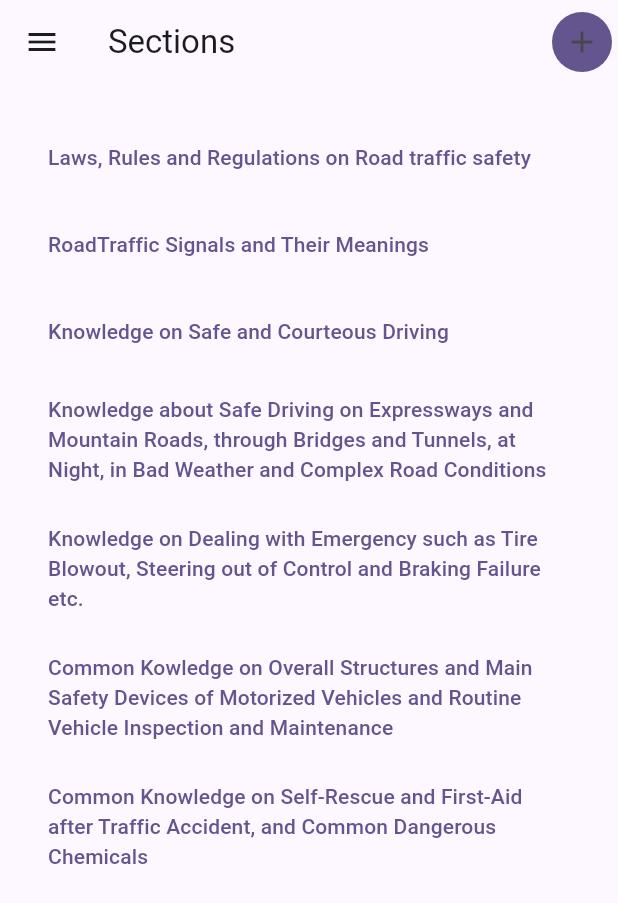
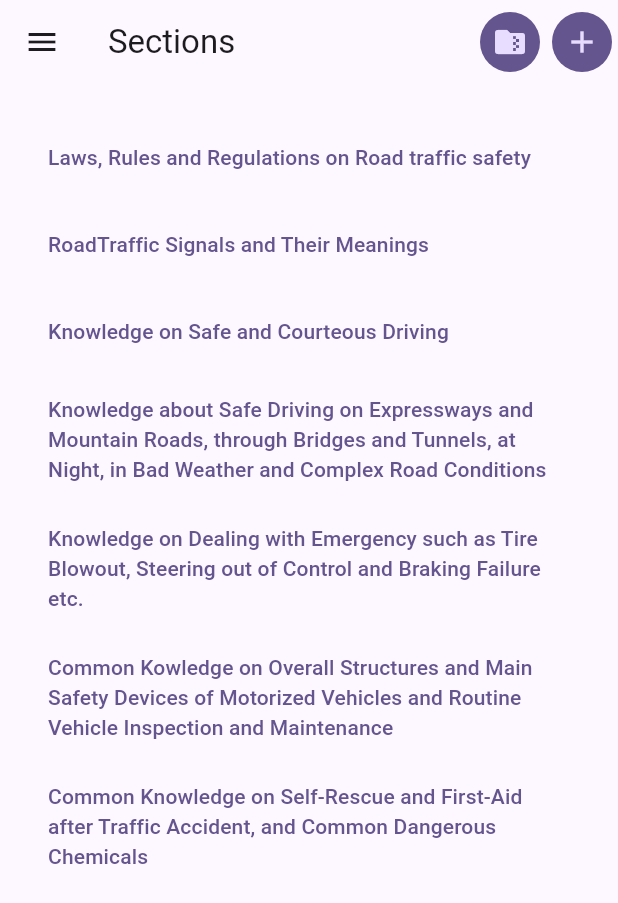
Before and after one commit to namdegnah5352/china_theory_test, a Flutter app: the screen it shows after launch, on a phone screen of 412 x 824 dp. Shown: the top 903 px of the screen. Run offline on Flutter 3.47's test engine with Material 2 defaults, Android fonts, the phone set to English and light mode, and no system bars; our stand-ins replace audioplayers, photo_view, shared_preferences.

Commit message:
started final question and improved 3.10 color changes

```diff
--- a/lib/config/navigation/global_nav.dart
+++ b/lib/config/navigation/global_nav.dart
@@ -27,6 +27,11 @@ class GlobalNav {
     sharedPreferences = await SharedPreferences.getInstance();
     setUpShared(sharedPreferences!);
   }
+
+  List<Question> getFinalTestQuestions() {
+    List<Question> ans = [];
+    return ans;
+  }
 }
 
 void setUpShared(SharedPreferences sharedPreferences) {
--- a/lib/domain/entities/section.dart
+++ b/lib/domain/entities/section.dart
@@ -30,4 +30,10 @@ class Section {
     data['percent'] = percent;
     return data;
   }
+
+  List<Question> getFinalQuestions() {
+    List<Question> ans = [];
+
+    return ans;
+  }
 }
--- a/lib/screens/sections_screen.dart
+++ b/lib/screens/sections_screen.dart
@@ -3,8 +3,6 @@ import '../config/navigation/global_nav.dart';
 import '../domain/entities/section.dart';
 import '../calls/app_calls.dart';
 import 'app_drawer.dart';
-import '../calls/app_calls.dart';
-import '../domain/entities/sub_section.dart';
 
 GlobalNav globalNav = GlobalNav.instance;
 
@@ -26,10 +24,17 @@ class _SectionsScreenState extends State<SectionsScreen> {
         actions: [
           IconButton.filled(
             onPressed: () async {
+              // this gets the final questions
+              await loadTestStart(globalNav.getFinalTestQuestions());
+            },
+            icon: Icon(Icons.folder_zip, color: Theme.of(context).colorScheme.primaryContainer),
+          ),
+          IconButton.filled(
+            onPressed: () async {
               await loadTestStart(globalNav.questions!);
             },
-            icon: const Icon(Icons.add),
-          )
+            icon: Icon(Icons.add, color: Theme.of(context).colorScheme.primaryContainer),
+          ),
         ],
       ),
       drawer: const AppDrawer(),
--- a/lib/screens/sub_section_screen.dart
+++ b/lib/screens/sub_section_screen.dart
@@ -23,7 +23,7 @@ class _SubSectionScreenState extends State<SubSectionScreen> {
             onPressed: () async {
               await loadTestStart(widget.section.questions);
             },
-            icon: const Icon(Icons.add),
+            icon: Icon(Icons.add, color: Theme.of(context).colorScheme.primaryContainer),
           ),
           ChangeStatusDialog(widget.section.questions),
         ],
--- a/lib/widgets/change_status_dialog.dart
+++ b/lib/widgets/change_status_dialog.dart
@@ -95,7 +95,7 @@ class _ChangeStatusDialogState extends State<ChangeStatusDialog> {
   Widget build(BuildContext context) {
     return IconButton.filled(
       onPressed: () => openDialog(context),
-      icon: const Icon(Icons.sledding),
+      icon: Icon(Icons.sledding, color: Theme.of(context).colorScheme.primaryContainer),
     );
   }
 }
```
